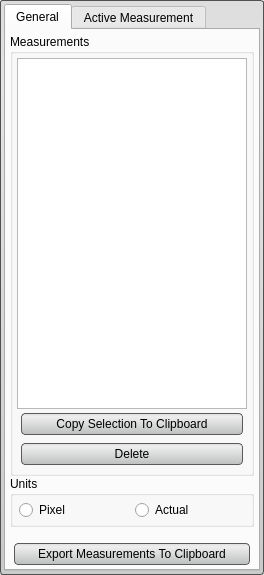
Before: the Qt Designer form src/Interface/ToolInterface/MeasurementToolInterface.ui in SCIInstitute/Seg3D, drawn with Qt 5.
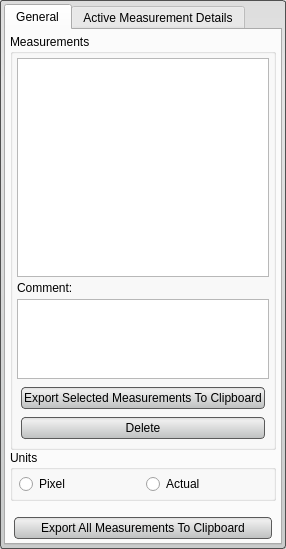
After: the same form once the commit is applied. Custom widgets are drawn as their Qt base class.

Commit message: - Minor UI changes to measurement tool based on suggestions: - Rename "Copy Selection to Clipboard" to "Export Selected Measurements to Clipboard" and export entire measurement including comment. - Add comment text box to general tab. - Switch order of Length and Name columns in table - Rename "Active Measurement" tab to "Active Measurement Details" - Disabled right-click delete because users might accidentally lose data.

```diff
--- a/src/Interface/ToolInterface/MeasurementToolInterface.ui
+++ b/src/Interface/ToolInterface/MeasurementToolInterface.ui
@@ -7,7 +7,7 @@
     <x>0</x>
     <y>0</y>
     <width>264</width>
-    <height>575</height>
+    <height>549</height>
    </rect>
   </property>
   <property name="sizePolicy">
@@ -244,7 +244,7 @@
                <property name="title">
                 <string>Measurements</string>
                </property>
-               <layout class="QVBoxLayout" name="verticalLayout_3" stretch="3,0">
+               <layout class="QVBoxLayout" name="verticalLayout_3">
                 <property name="spacing">
                  <number>0</number>
                 </property>
@@ -273,6 +273,50 @@
                   </layout>
                  </widget>
                 </item>
+                <item>
+                 <widget class="QWidget" name="general_comment_widget_" native="true">
+                  <layout class="QVBoxLayout" name="verticalLayout_18">
+                   <property name="spacing">
+                    <number>4</number>
+                   </property>
+                   <property name="leftMargin">
+                    <number>0</number>
+                   </property>
+                   <property name="topMargin">
+                    <number>4</number>
+                   </property>
+                   <property name="rightMargin">
+                    <number>0</number>
+                   </property>
+                   <property name="bottomMargin">
+                    <number>4</number>
+                   </property>
+                   <item>
+                    <widget class="QLabel" name="general_comment_label_">
+                     <property name="text">
+                      <string>Comment:</string>
+                     </property>
+                    </widget>
+                   </item>
+                   <item>
+                    <widget class="Seg3D::MeasurementTextEdit" name="general_comment_textbox_">
+                     <property name="sizePolicy">
+                      <sizepolicy hsizetype="Ignored" vsizetype="Maximum">
+                       <horstretch>0</horstretch>
+                       <verstretch>0</verstretch>
+                      </sizepolicy>
+                     </property>
+                     <property name="maximumSize">
+                      <size>
+                       <width>16777215</width>
+                       <height>80</height>
+                      </size>
+                     </property>
+                    </widget>
+                   </item>
+                  </layout>
+                 </widget>
+                </item>
                 <item>
                  <widget class="QWidget" name="table_button_widget_" native="true">
                   <layout class="QVBoxLayout" name="verticalLayout_17">
@@ -297,7 +341,7 @@
                       </size>
                      </property>
                      <property name="text">
-                      <string>Copy Selection To Clipboard</string>
+                      <string>Export Selected Measurements To Clipboard</string>
                      </property>
                     </widget>
                    </item>
@@ -503,7 +547,7 @@
                       </size>
                      </property>
                      <property name="text">
-                      <string>Export Measurements To Clipboard</string>
+                      <string>Export All Measurements To Clipboard</string>
                      </property>
                     </widget>
                    </item>
@@ -520,7 +564,7 @@
         </widget>
         <widget class="QWidget" name="active_tab_">
          <attribute name="title">
-          <string>Active Measurement</string>
+          <string>Active Measurement Details</string>
          </attribute>
          <layout class="QHBoxLayout" name="horizontalLayout_2">
           <property name="spacing">
```
Left out of the diff: 6 changed lines with no effect on the pictures. The commit also changes 11 other files.
